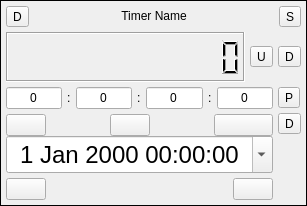
Old version of the form src/ui/AshmanixTimer.ui in the repository ashmanix/obs-plugin-countdown.
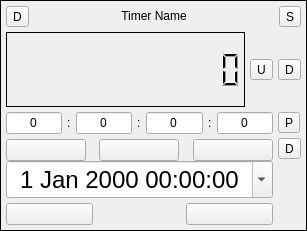
New version of the form.

What changed in the file:
```diff
--- a/src/ui/AshmanixTimer.ui
+++ b/src/ui/AshmanixTimer.ui
@@ -7,7 +7,7 @@
     <x>0</x>
     <y>0</y>
     <width>302</width>
-    <height>206</height>
+    <height>231</height>
    </rect>
   </property>
   <property name="windowTitle">
@@ -33,6 +33,21 @@
     <number>0</number>
    </property>
    <item>
+    <widget class="QWidget" name="mainTimerWidget" native="true">
+     <layout class="QVBoxLayout" name="verticalLayout">
+      <property name="leftMargin">
+       <number>0</number>
+      </property>
+      <property name="topMargin">
+       <number>0</number>
+      </property>
+      <property name="rightMargin">
+       <number>0</number>
+      </property>
+      <property name="bottomMargin">
+       <number>0</number>
+      </property>
+      <item>
     <widget class="QFrame" name="frame">
      <property name="frameShape">
       <enum>QFrame::Box</enum>
@@ -115,6 +130,12 @@
             <height>30</height>
            </size>
           </property>
+             <property name="maximumSize">
+              <size>
+               <width>16777215</width>
+               <height>16777215</height>
+              </size>
+             </property>
           <property name="font">
            <font>
             <weight>50</weight>
@@ -128,7 +149,7 @@
            <enum>QFrame::Box</enum>
           </property>
           <property name="frameShadow">
-           <enum>QFrame::Sunken</enum>
+              <enum>QFrame::Plain</enum>
           </property>
           <property name="smallDecimalPoint">
            <bool>false</bool>
@@ -319,9 +340,27 @@
                 </layout>
                </item>
                <item>
-                <layout class="QHBoxLayout" name="periodHL2">
+                   <layout class="QHBoxLayout" name="periodHL2" stretch="1,0,1,0,1">
+                    <property name="leftMargin">
+                     <number>0</number>
+                    </property>
+                    <property name="rightMargin">
+                     <number>0</number>
+                    </property>
                  <item>
                   <widget class="QPushButton" name="resetButton">
+                      <property name="sizePolicy">
+                       <sizepolicy hsizetype="MinimumExpanding" vsizetype="Preferred">
+                        <horstretch>0</horstretch>
+                        <verstretch>0</verstretch>
+                       </sizepolicy>
+                      </property>
+                      <property name="minimumSize">
+                       <size>
+                        <width>80</width>
+                        <height>0</height>
+                       </size>
+                      </property>
                    <property name="text">
                     <string/>
                    </property>
@@ -342,6 +381,18 @@
                  </item>
                  <item>
                   <widget class="QPushButton" name="pauseButton">
+                      <property name="sizePolicy">
+                       <sizepolicy hsizetype="MinimumExpanding" vsizetype="Preferred">
+                        <horstretch>0</horstretch>
+                        <verstretch>0</verstretch>
+                       </sizepolicy>
+                      </property>
+                      <property name="minimumSize">
+                       <size>
+                        <width>80</width>
+                        <height>0</height>
+                       </size>
+                      </property>
                    <property name="text">
                     <string/>
                    </property>
@@ -363,11 +414,17 @@
                  <item>
                   <widget class="QPushButton" name="playButton">
                    <property name="sizePolicy">
-                    <sizepolicy hsizetype="MinimumExpanding" vsizetype="Fixed">
+                       <sizepolicy hsizetype="MinimumExpanding" vsizetype="Preferred">
                      <horstretch>0</horstretch>
                      <verstretch>0</verstretch>
                     </sizepolicy>
                    </property>
+                      <property name="minimumSize">
+                       <size>
+                        <width>80</width>
+                        <height>0</height>
+                       </size>
+                      </property>
                    <property name="text">
                     <string/>
                    </property>
@@ -437,6 +494,18 @@
                 <layout class="QHBoxLayout" name="dateTimeHL2">
                  <item>
                   <widget class="QPushButton" name="toTimeStopButton">
+                      <property name="sizePolicy">
+                       <sizepolicy hsizetype="MinimumExpanding" vsizetype="MinimumExpanding">
+                        <horstretch>0</horstretch>
+                        <verstretch>0</verstretch>
+                       </sizepolicy>
+                      </property>
+                      <property name="minimumSize">
+                       <size>
+                        <width>80</width>
+                        <height>0</height>
+                       </size>
+                      </property>
                    <property name="text">
                     <string/>
                    </property>
@@ -457,6 +526,18 @@
                  </item>
                  <item>
                   <widget class="QPushButton" name="toTimePlayButton">
+                      <property name="sizePolicy">
+                       <sizepolicy hsizetype="MinimumExpanding" vsizetype="Fixed">
+                        <horstretch>0</horstretch>
+                        <verstretch>0</verstretch>
+                       </sizepolicy>
+                      </property>
+                      <property name="minimumSize">
+                       <size>
+                        <width>80</width>
+                        <height>0</height>
+                       </size>
+                      </property>
                    <property name="text">
                     <string/>
                    </property>
@@ -515,6 +596,9 @@
             </spacer>
            </item>
           </layout>
+            </item>
+           </layout>
+          </widget>
          </item>
         </layout>
        </widget>
```
Lines whose indentation alone changed are shown as unchanged.
